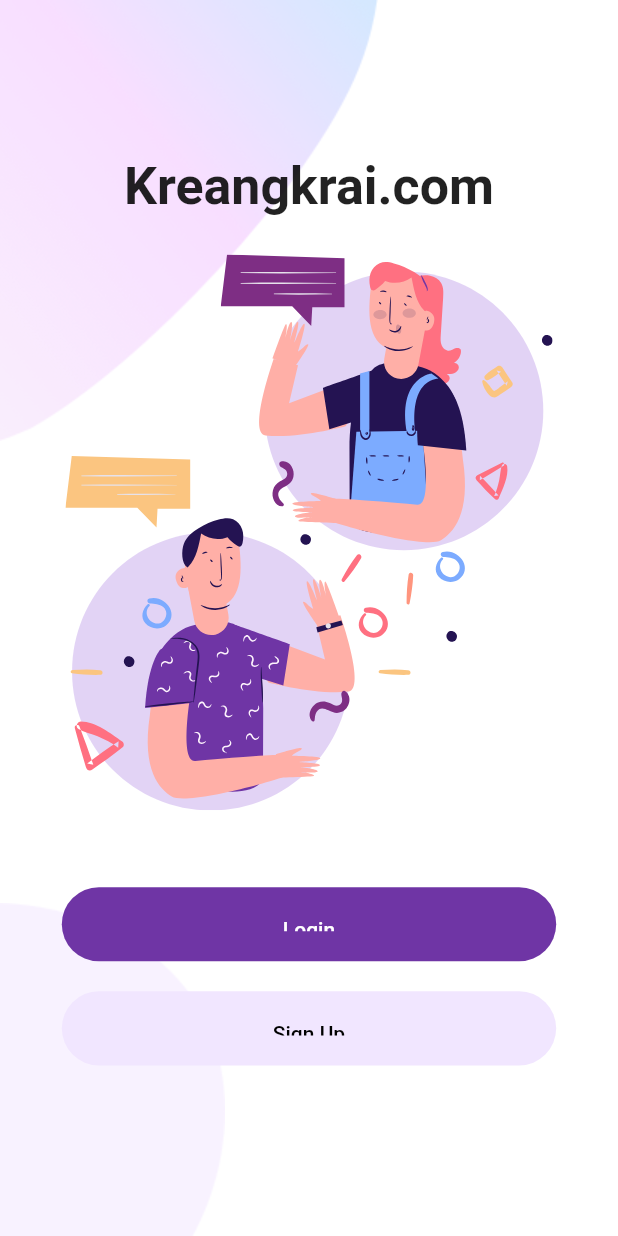
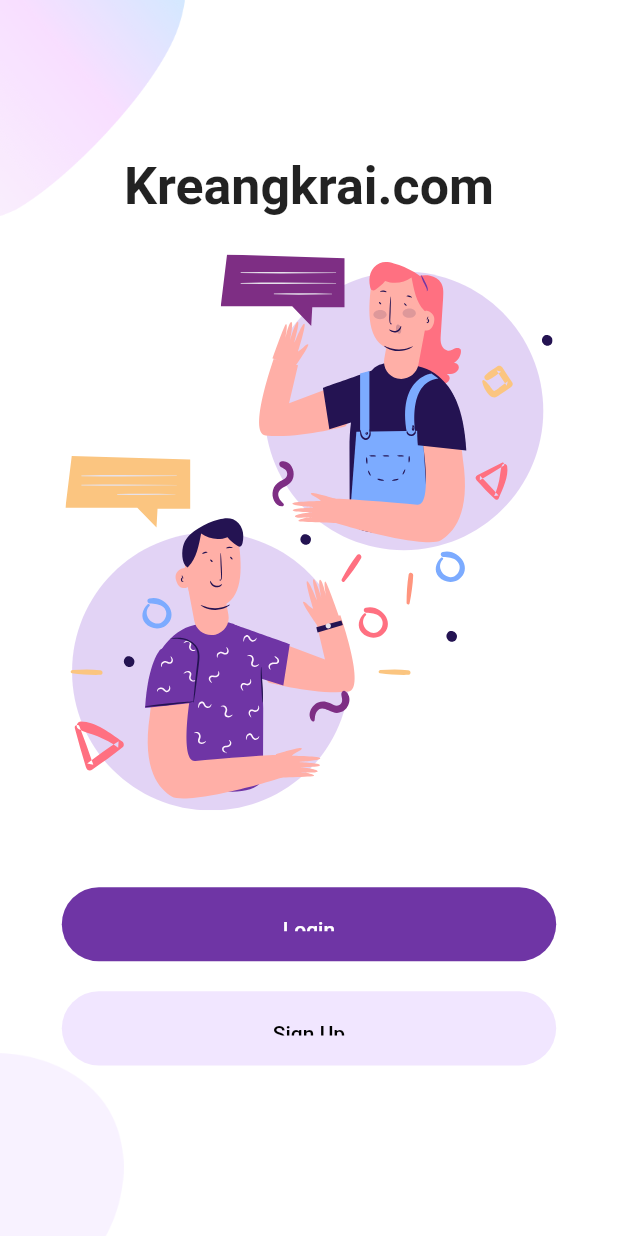
Before and after one commit to mynameiskreang/flutter_login, a Flutter app: the screen it shows after launch, on a phone screen of 412 x 824 dp. Run offline on Flutter 3.47's test engine with Material 2 defaults, Android fonts, the phone set to English and light mode, and no system bars; our stand-ins replace flutter_svg.

Commit message:
improve size

```diff
--- a/lib/components/background.dart
+++ b/lib/components/background.dart
@@ -18,6 +18,7 @@ class Background extends StatelessWidget {
             left: 0,
             child: Image.asset(
               "assets/images/main_top.png",
+              width: size.width * 0.3,
             ),
           ),
           Positioned(
@@ -25,7 +26,7 @@ class Background extends StatelessWidget {
             left: 0,
             child: Image.asset(
               "assets/images/main_bottom.png",
-              // width: size.width * 0.2,
+              width: size.width * 0.2,
             ),
           ),
           child
```
